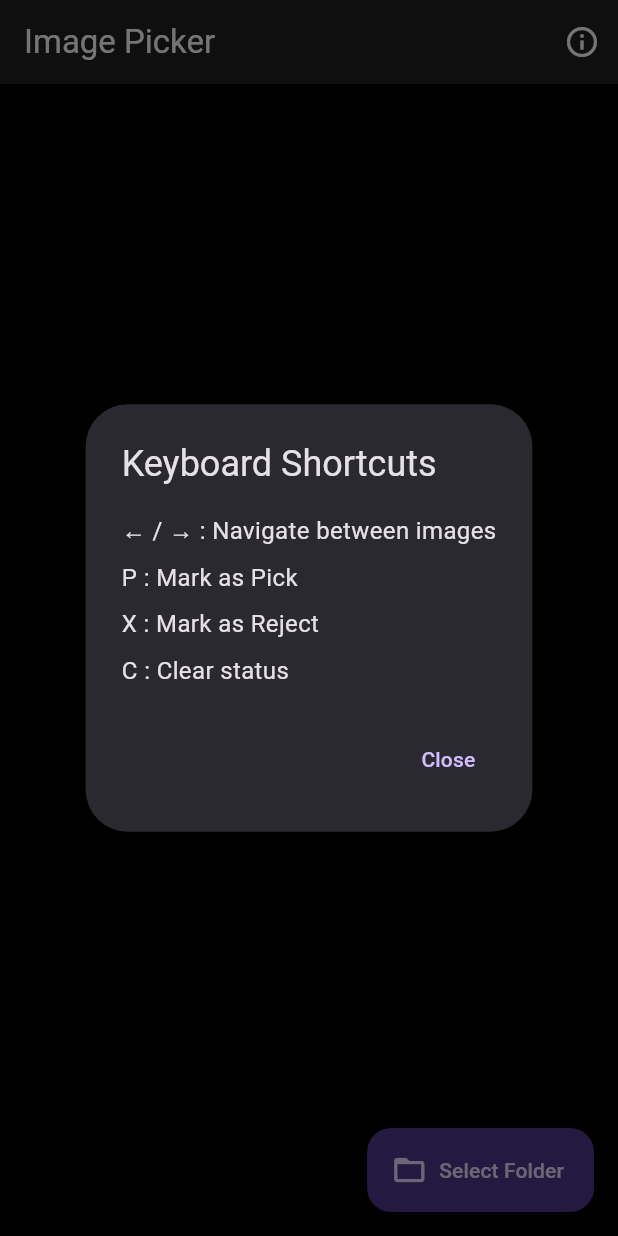
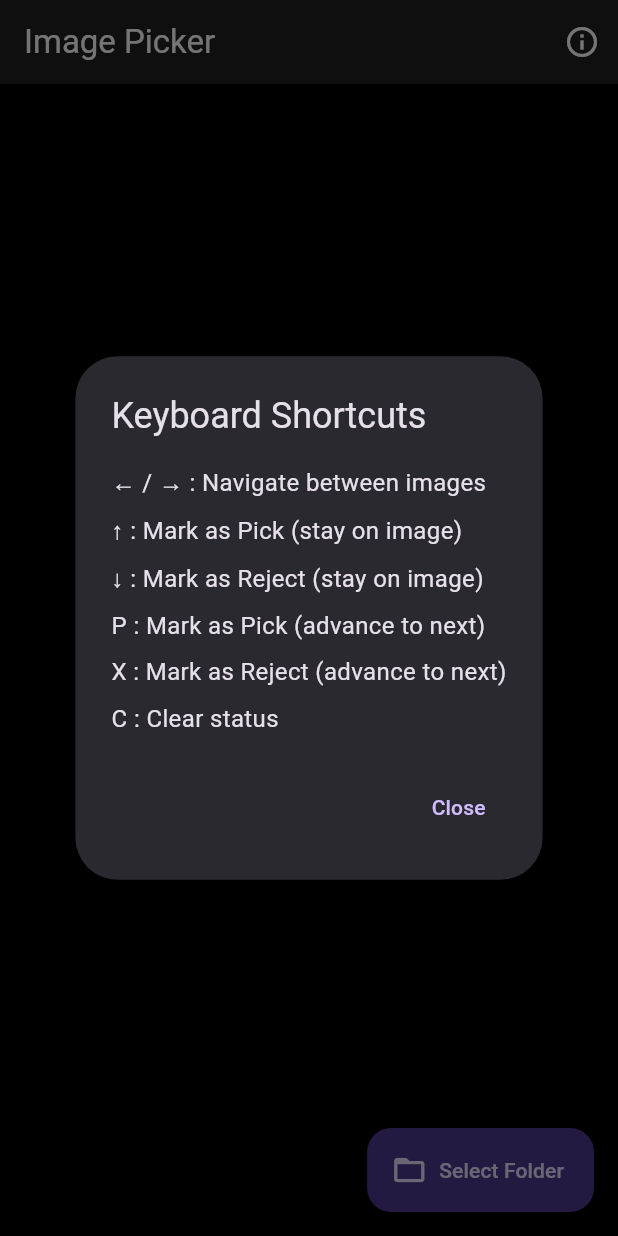
Before and after one commit to marcushast/imagepicker-client, a Flutter app: the screen it shows after launch, after a tap on the "info outline" icon, on a phone screen of 412 x 824 dp. Run offline on Flutter 3.47's test engine with Material 3 defaults, Android fonts, the phone set to English and light mode, and no system bars; our stand-ins replace file_picker.

Commit message:
Add arrow key shortcuts for pick/reject actions
Added up/down arrow keys to mark images as picked or rejected without
advancing to the next image. This allows for more efficient keyboard-only
workflow where users can use arrow keys exclusively for all operations:
- Up arrow: mark as picked (stay on current image)
- Down arrow: mark as rejected (stay on current image)
- Left/right arrows: navigate between images (unchanged)

The existing P/X keys still work and automatically advance to the next
image after marking, providing two different workflows depending on user
preference.

🤖 Generated with [Claude Code](https://claude.com/claude-code)

Co-Authored-By: Claude Sonnet 4.5 <noreply@anthropic.com>

```diff
--- a/lib/screens/image_picker_screen.dart
+++ b/lib/screens/image_picker_screen.dart
@@ -249,6 +249,12 @@ class _ImagePickerScreenState extends State<ImagePickerScreen> {
       case LogicalKeyboardKey.arrowRight:
         _nextImage();
         break;
+      case LogicalKeyboardKey.arrowUp:
+        _pickImageWithoutAdvance();
+        break;
+      case LogicalKeyboardKey.arrowDown:
+        _rejectImageWithoutAdvance();
+        break;
       case LogicalKeyboardKey.keyP:
         _pickImage();
         break;
@@ -325,6 +331,12 @@ class _ImagePickerScreenState extends State<ImagePickerScreen> {
     }
   }
 
+  void _pickImageWithoutAdvance() {
+    setState(() {
+      _images[_currentIndex].status = ImageStatus.pick;
+    });
+  }
+
   void _rejectImage() {
     setState(() {
       _images[_currentIndex].status = ImageStatus.reject;
@@ -332,6 +344,12 @@ class _ImagePickerScreenState extends State<ImagePickerScreen> {
     if (_currentIndex < _images.length - 1) {
       _nextImage();
     }
+  }
+
+  void _rejectImageWithoutAdvance() {
+    setState(() {
+      _images[_currentIndex].status = ImageStatus.reject;
+    });
   }
 
   void _clearStatus() {
@@ -351,9 +369,13 @@ class _ImagePickerScreenState extends State<ImagePickerScreen> {
           children: [
             Text('← / → : Navigate between images', style: TextStyle(fontSize: 16)),
             SizedBox(height: 8),
-            Text('P : Mark as Pick', style: TextStyle(fontSize: 16)),
+            Text('↑ : Mark as Pick (stay on image)', style: TextStyle(fontSize: 16)),
             SizedBox(height: 8),
-            Text('X : Mark as Reject', style: TextStyle(fontSize: 16)),
+            Text('↓ : Mark as Reject (stay on image)', style: TextStyle(fontSize: 16)),
+            SizedBox(height: 8),
+            Text('P : Mark as Pick (advance to next)', style: TextStyle(fontSize: 16)),
+            SizedBox(height: 8),
+            Text('X : Mark as Reject (advance to next)', style: TextStyle(fontSize: 16)),
             SizedBox(height: 8),
             Text('C : Clear status', style: TextStyle(fontSize: 16)),
           ],
```
